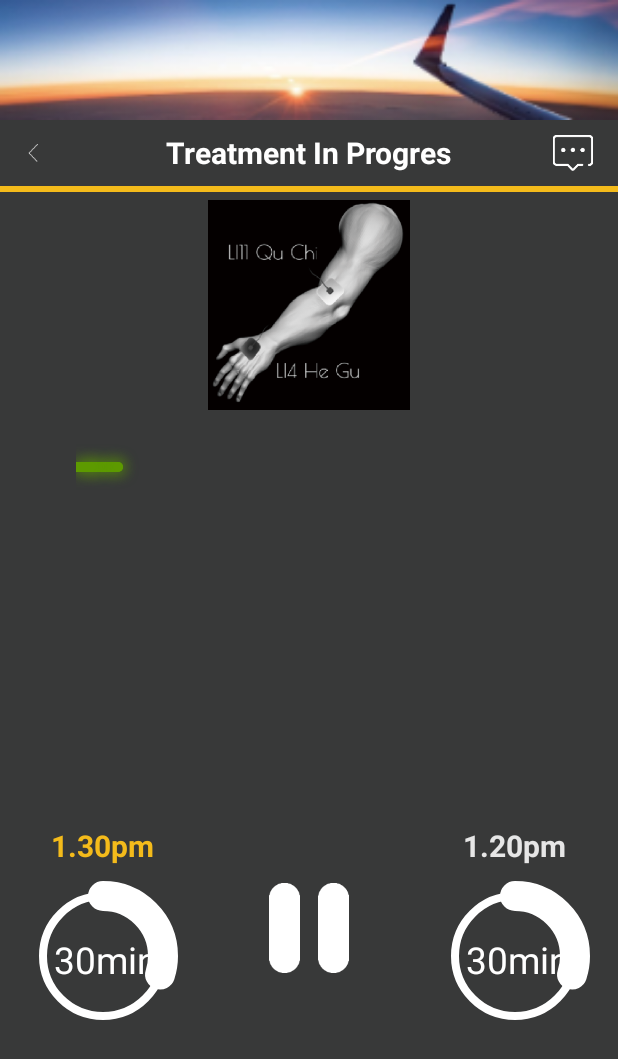
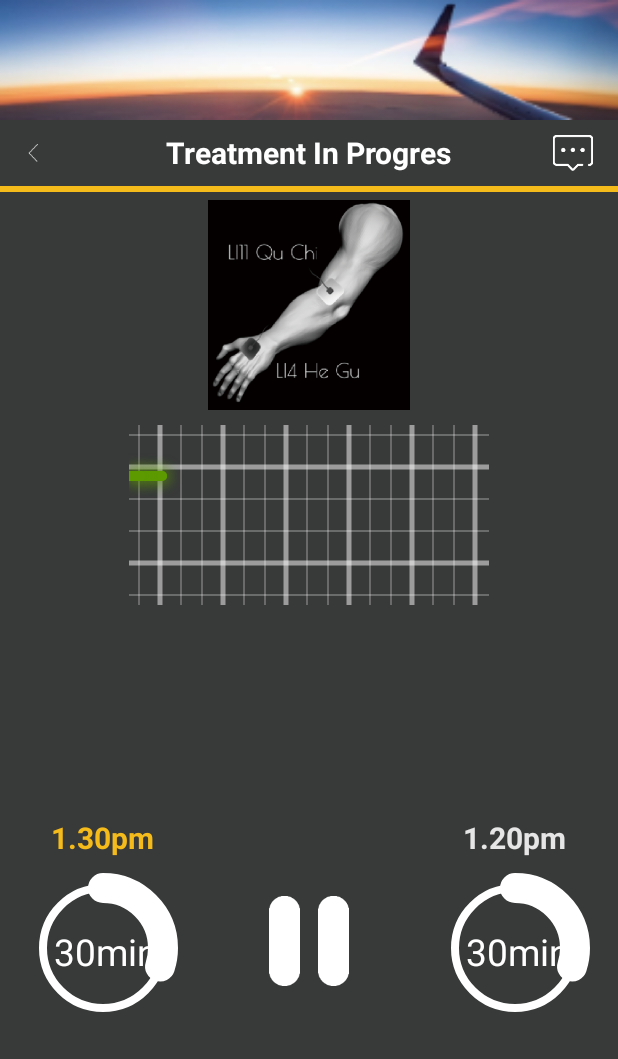
Before and after one commit to MaGuiSen/Volosano, an Android app: the PlayActivity screen opened directly, with no data from a screen before it, on a phone screen of 412 x 824 dp. Shown: the top 1059 px of the screen. Run offline under Robolectric (Android 15) with nearby library versions, the phone set to English and light mode, and no system bars; our stand-ins replace ButterKnife.

Commit message:
处理细节

```diff
--- a/app/src/main/res/layout/activity_play.xml
+++ b/app/src/main/res/layout/activity_play.xml
@@ -59,15 +59,26 @@
         android:layout_width="140dp"
         android:layout_height="140dp"
         android:src="@mipmap/icon_hand" />
-    <lib.widget.WareView
+    <RelativeLayout
         android:layout_marginTop="10dp"
         android:layout_gravity="center_horizontal"
-        android:id="@+id/ware_view"
-        android:layout_width="310dp"
-        android:layout_height="120dp" />
+        android:gravity="center"
+        android:layout_width="240dp"
+        android:layout_height="120dp">
+        <lib.widget.WareGridView
+            android:id="@+id/WareGridView"
+            android:layout_width="match_parent"
+            android:layout_height="120dp"
+            android:layout_centerInParent="true" />
+        <lib.widget.WareView
+            android:layout_marginTop="10dp"
+            android:layout_gravity="center_horizontal"
+            android:id="@+id/ware_view"
+            android:layout_width="match_parent"
+            android:layout_height="100dp" />
+    </RelativeLayout>
 
     <LinearLayout
-        android:layout_marginTop="10dp"
         android:orientation="horizontal"
         android:layout_width="match_parent"
         android:layout_height="match_parent">
@@ -92,11 +103,22 @@
                 android:layout_width="100dp"
                 android:layout_height="100dp" />
         </LinearLayout>
+
+
         <LinearLayout
             android:layout_width="0dp"
             android:layout_height="match_parent"
             android:layout_weight="1"
+            android:orientation="vertical"
             android:gravity="center">
+            <TextView
+                android:visibility="invisible"
+                android:textSize="20sp"
+                android:textColor="@color/theme_color_orange_a"
+                android:text="1.30pm"
+                android:textStyle="bold"
+                android:layout_width="wrap_content"
+                android:layout_height="wrap_content" />
             <ImageView
                 android:id="@+id/img_play"
                 android:src="@mipmap/icon_stop"
```
